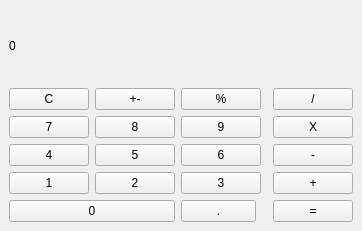
The window that calculator.ui (Velocity9013/Qt-Calculator) describes before a commit, drawn with Qt 5.
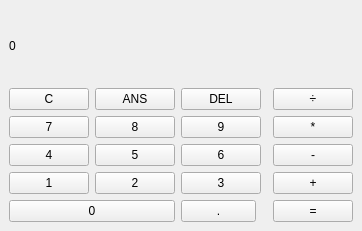
The same window after the commit.

```diff
--- a/calculator.ui
+++ b/calculator.ui
@@ -52,7 +52,7 @@
     <item row="1" column="1">
      <widget class="QPushButton" name="pushButton_plusminus">
       <property name="text">
-       <string>+-</string>
+       <string>ANS</string>
       </property>
      </widget>
     </item>
@@ -122,7 +122,7 @@
     <item row="2" column="4">
      <widget class="QPushButton" name="pushButton_times">
       <property name="text">
-       <string>X</string>
+       <string>*</string>
       </property>
      </widget>
     </item>
@@ -150,14 +150,14 @@
     <item row="1" column="4">
      <widget class="QPushButton" name="pushButton_divide">
       <property name="text">
-       <string>/</string>
+       <string>÷</string>
       </property>
      </widget>
     </item>
     <item row="1" column="2">
      <widget class="QPushButton" name="pushButton_percent">
       <property name="text">
-       <string>%</string>
+       <string>DEL</string>
       </property>
      </widget>
     </item>
```
Left out of the diff: 2 changed lines with no effect on the pictures.
